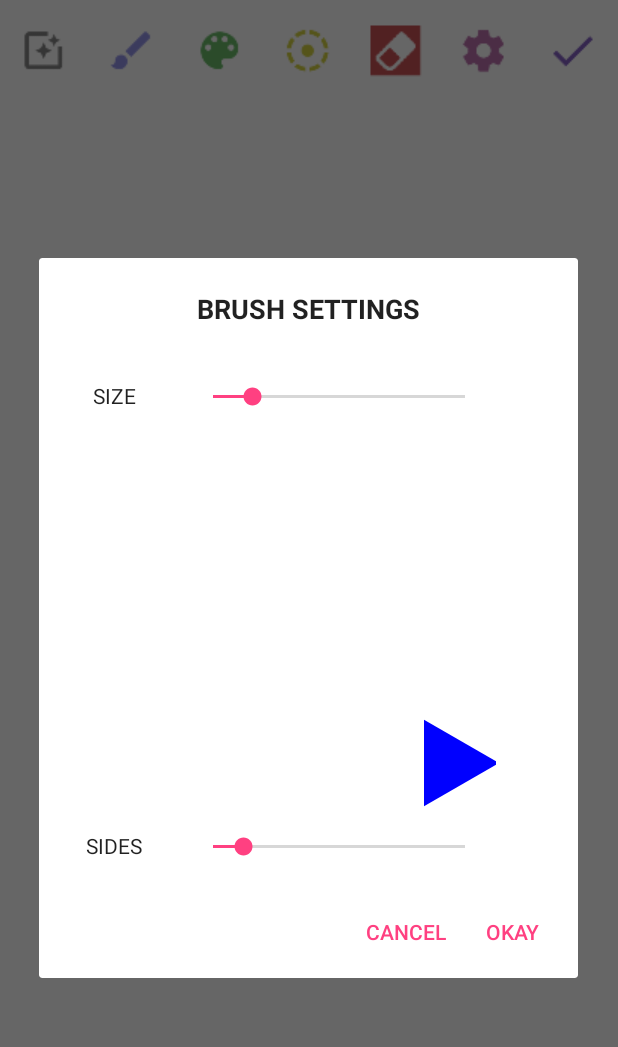
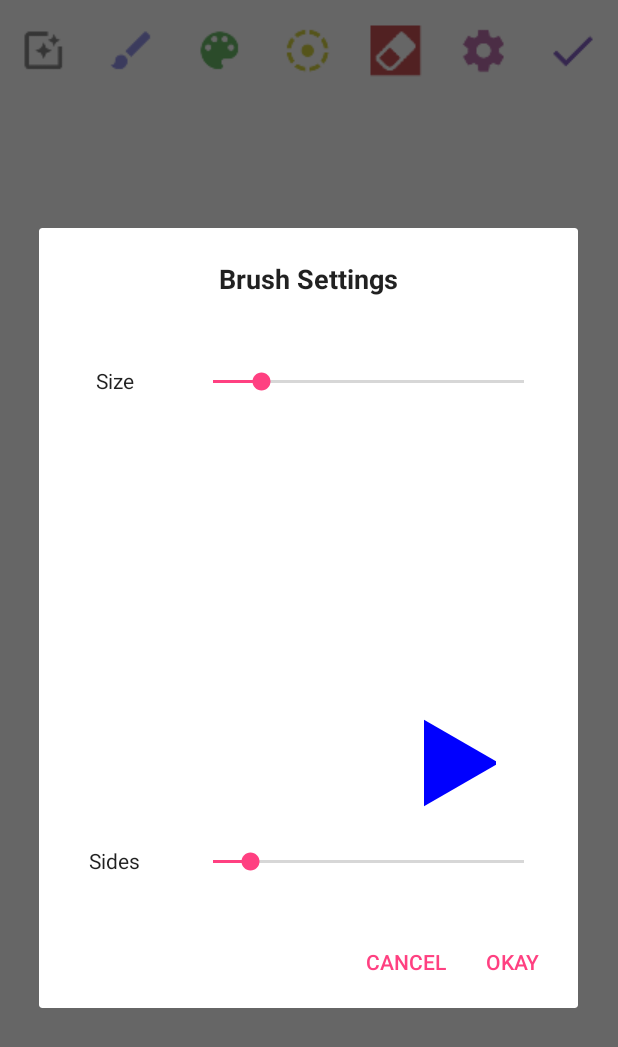
Before and after one commit to BhuvaneshShan/Polygon-Art, an Android app: the screen it shows after launch (MainActivity), after a tap on an icon or button, on a phone screen of 412 x 824 dp. Shown: the top 1047 px of the screen. Run offline under Robolectric (Android 15) with nearby library versions, the phone set to English and light mode, and no system bars; libraries missing offline, so code that uses them is left out: com.jrummyapps.android; 3 other taps on this screen came first.

Commit message:
releas 1.0

```diff
--- a/app/build.gradle
+++ b/app/build.gradle
@@ -10,6 +10,7 @@ android {
         targetSdkVersion 25
         versionCode 1
         versionName "1.0"
+        setProperty("archivesBaseName", "polygonart-$versionName")
     }
     buildTypes {
         release {
--- a/app/src/main/java/bhuva/polygonart/MainActivity.java
+++ b/app/src/main/java/bhuva/polygonart/MainActivity.java
@@ -212,10 +212,10 @@ public class MainActivity extends AppCompatActivity implements BrushSizeSelector
 
         if(PolyartMgr.getMode() == PolyartMgr.Mode.RemoveMode) {
             removeButton.setBackgroundResource(R.drawable.ic_remove_poly_clicked);
-            Toast.makeText(this, "In Remove mode. Touch polygons to delete! ", Toast.LENGTH_SHORT).show();
+            Toast.makeText(this, "You can delete polygons now! To start drawing, click Erase button again.", Toast.LENGTH_LONG).show();
         }else if(PolyartMgr.getMode() == PolyartMgr.Mode.EditingMode) {
             editButton.setBackgroundResource(R.drawable.ic_edit_poly_clicked);
-            Toast.makeText(this, "In Edit mode. Touch and drag polygons to edit! ", Toast.LENGTH_SHORT).show();
+            Toast.makeText(this, "You can edit polygons now by touching and dragging control points. To start drawing, click Edit button again. ", Toast.LENGTH_LONG).show();
         }
     }
 
@@ -356,7 +356,7 @@ public class MainActivity extends AppCompatActivity implements BrushSizeSelector
                 shareIntent.setPackage("com.twitter.android");
                 shareIntent.setFlags(Intent.FLAG_GRANT_READ_URI_PERMISSION);
                 shareIntent.putExtra(Intent.EXTRA_STREAM, uri);
-                shareIntent.putExtra(Intent.EXTRA_TEXT, "I created this using #" + PolygonArt);
+                shareIntent.putExtra(Intent.EXTRA_TEXT, "I created this using #" + PolygonArt + "App");
                 shareIntent.setType("image/*");
                 //startActivity(Intent.createChooser(shareIntent, "Share to"));
                 startActivity(shareIntent);
--- a/app/src/main/res/layout/activity_brush_size_selection.xml
+++ b/app/src/main/res/layout/activity_brush_size_selection.xml
@@ -14,12 +14,16 @@
         android:fontFamily="sans-serif"
         android:text="Brush Settings"
         android:textAlignment="center"
+        android:textAllCaps="false"
         android:textSize="18sp"
         android:textStyle="bold" />
 
     <LinearLayout
         android:layout_width="match_parent"
         android:layout_height="50dp"
+        android:layout_marginBottom="10dp"
+        android:layout_marginRight="20dp"
+        android:layout_marginTop="10dp"
         android:orientation="horizontal">
 
         <Button
@@ -29,11 +33,12 @@
             android:layout_height="wrap_content"
             android:fontFamily="sans-serif"
             android:text="Size"
-            android:textAlignment="center" />
+            android:textAlignment="center"
+            android:textAllCaps="false" />
 
         <SeekBar
             android:id="@+id/seekBar"
-            android:layout_width="200dp"
+            android:layout_width="match_parent"
             android:layout_height="50dp"
             android:layout_gravity="center_horizontal"
             android:indeterminate="false" />
@@ -49,6 +54,9 @@
     <LinearLayout
         android:layout_width="match_parent"
         android:layout_height="50dp"
+        android:layout_marginBottom="10dp"
+        android:layout_marginRight="20dp"
+        android:layout_marginTop="10dp"
         android:orientation="horizontal">
 
         <Button
@@ -58,11 +66,12 @@
             android:layout_height="wrap_content"
             android:fontFamily="sans-serif"
             android:text="Sides"
-            android:textAlignment="center" />
+            android:textAlignment="center"
+            android:textAllCaps="false" />
 
         <SeekBar
             android:id="@+id/sideCountBar"
-            android:layout_width="200dp"
+            android:layout_width="match_parent"
             android:layout_height="50dp"
             android:layout_gravity="center_horizontal"
             android:indeterminate="false" />
--- a/app/src/main/res/layout/canvas_settings.xml
+++ b/app/src/main/res/layout/canvas_settings.xml
@@ -9,8 +9,10 @@
         style="@style/Widget.AppCompat.Button.Borderless"
         android:layout_width="match_parent"
         android:layout_height="wrap_content"
+        android:layout_margin="10dp"
         android:background="@android:color/transparent"
         android:text="Settings"
+        android:textAllCaps="false"
         android:textSize="18sp"
         android:textStyle="bold" />
 
@@ -19,6 +21,7 @@
         android:layout_height="wrap_content"
         android:layout_marginLeft="20dp"
         android:layout_marginRight="20dp"
+        android:layout_marginTop="10dp"
         android:orientation="horizontal">
 
         <TextView
@@ -82,6 +85,7 @@
     <LinearLayout
         android:layout_width="match_parent"
         android:layout_height="match_parent"
+        android:layout_marginBottom="10dp"
         android:layout_marginLeft="20dp"
         android:layout_marginRight="20dp"
         android:layout_marginTop="20dp"
@@ -97,7 +101,7 @@
 
         <SeekBar
             android:id="@+id/TranslucencyScrollbar"
-            android:layout_width="50dp"
+            android:layout_width="wrap_content"
             android:layout_height="wrap_content"
             android:layout_weight="1"
             android:max="255"
```
